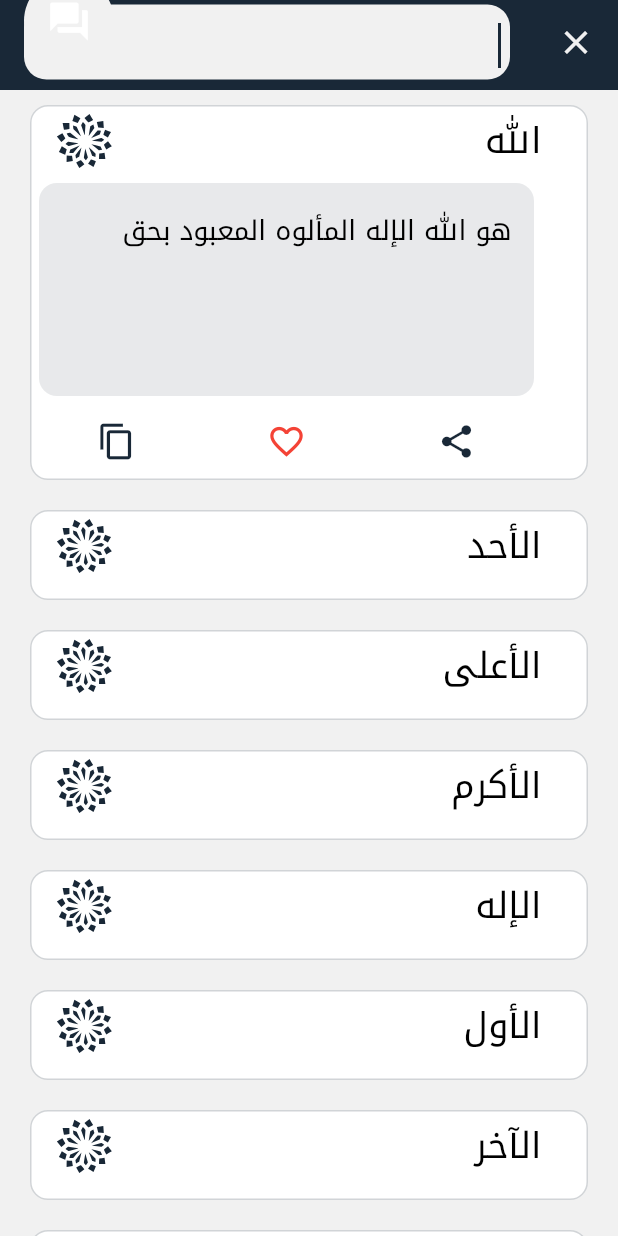
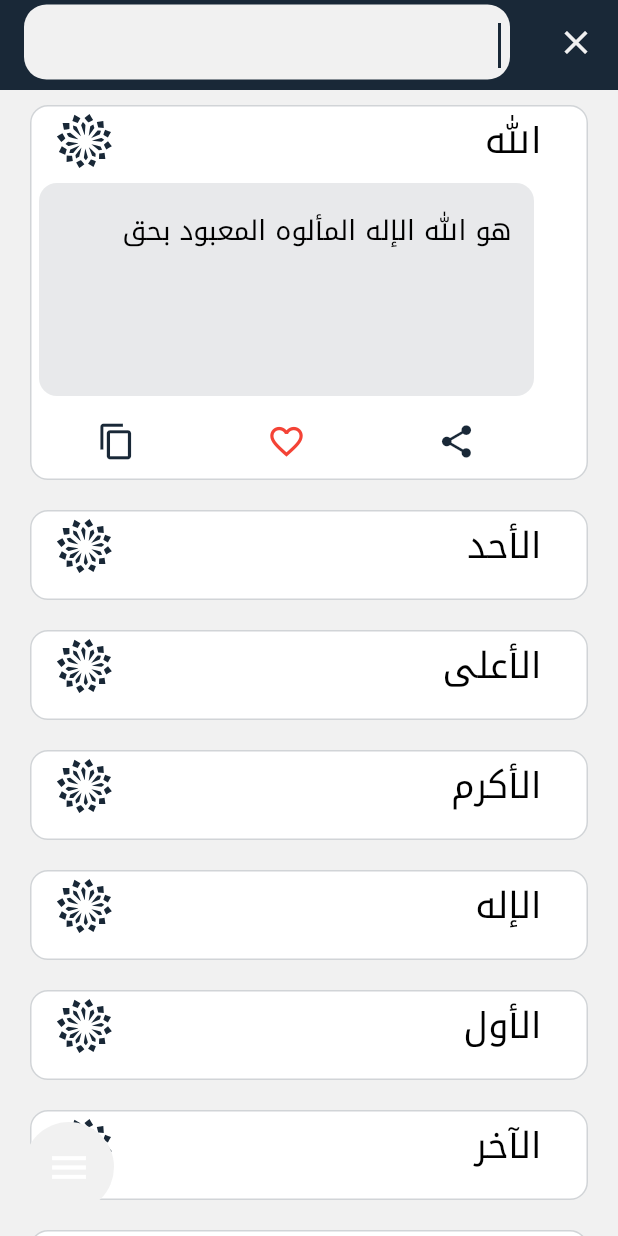
Before and after one commit to devhasanalhamed/names_of_allah, a Flutter app: the screen it shows after launch, after a tap on "الله", after a tap on the "search" icon, on a phone screen of 412 x 824 dp. Run offline on Flutter 3.47's test engine with Material 2 defaults, Android fonts, the phone set to English and light mode, and no system bars; our stand-ins replace flutter_svg, shared_preferences; missing offline and left inert: clipboard.

Commit message:
Update fab_widget.dart
updating the FAB widget adding animations and functionality

```diff
--- a/lib/app/view/widgets/fab_widget.dart
+++ b/lib/app/view/widgets/fab_widget.dart
@@ -1,5 +1,8 @@
 import 'package:flutter/material.dart';
+import 'package:names_of_allah/app/controllers/dataProvider.dart';
 import 'dart:math';
+
+import 'package:provider/provider.dart';
 
 const buttonSize = 60.0;
 
@@ -16,28 +19,36 @@ class _MyFABWidgetState extends State<MyFABWidget>
 
   @override
   void initState() {
-    // TODO: implement initState
+    controller = AnimationController(
+      duration: const Duration(
+        milliseconds: 200,
+      ),
+      vsync: this,
+    );
     super.initState();
   }
 
   @override
   void dispose() {
-    // TODO: implement dispose
+    controller.dispose();
     super.dispose();
   }
 
   @override
   Widget build(BuildContext context) {
     return Flow(
-      delegate: FlowMenuDelegate(),
+      delegate: FlowMenuDelegate(animationController: controller),
       children: <IconData>[
-        Icons.question_answer,
-        Icons.question_answer,
+        Icons.menu,
+        Icons.question_mark,
+        Icons.favorite,
       ].map<Widget>(buildFAB).toList(),
     );
   }
 
-  Widget buildFAB(IconData icon) => SizedBox(
+  Widget buildFAB(IconData icon) {
+    var toggleFavorite = false;
+    return SizedBox(
       width: buttonSize,
       height: buttonSize,
       child: FloatingActionButton(
@@ -47,21 +58,63 @@ class _MyFABWidgetState extends State<MyFABWidget>
           size: 30.0,
           color: Colors.white,
         ),
-          onPressed: () {},
+        onPressed: () {
+          if (icon == Icons.menu) {
+            if (controller.status == AnimationStatus.completed) {
+              controller.reverse();
+            } else {
+              controller.forward();
+            }
+          }
+          if (icon == Icons.favorite) {
+            toggleFavorite = !toggleFavorite;
+            Provider.of<DataProvider>(context, listen: false)
+                .showFavoriteInList(toggleFavorite);
+            controller.reverse();
+          }
+          if (icon == Icons.question_mark) {
+            print('ff');
+            controller.reverse();
+          }
+        },
       ),
     );
   }
+}
 
 class FlowMenuDelegate extends FlowDelegate {
+  final AnimationController animationController;
+
+  FlowMenuDelegate({required this.animationController})
+      : super(repaint: animationController);
   @override
   void paintChildren(FlowPaintingContext context) {
     final size = context.size;
-    final xStart = size.width - buttonSize;
-    final yStart = size.width - buttonSize;
+    const xStart = buttonSize;
+    final yStart = size.height - buttonSize;
+    final n = context.childCount;
+    const margin = 5;
+    if (animationController.status == AnimationStatus.forward ||
+        animationController.status == AnimationStatus.reverse ||
+        animationController.status == AnimationStatus.completed) {
+      for (int i = 0; i < n; i++) {
+        final x = xStart - buttonSize;
+        final dx = (buttonSize + margin) * i;
+        final y = yStart - dx * animationController.value;
+        context.paintChild(
+          i,
+          transform: Matrix4.translationValues(x, y, 0),
+        );
+      }
+      ;
+    } else {
+      final x = xStart - buttonSize;
+      final y = yStart;
       context.paintChild(
         0,
-      // transform: Matrix4.identity()..translate(0, -200, 0),
+        transform: Matrix4.translationValues(x, y, 0),
       );
+    }
   }
 
   @override
```
Lines whose indentation alone changed are shown as unchanged.
